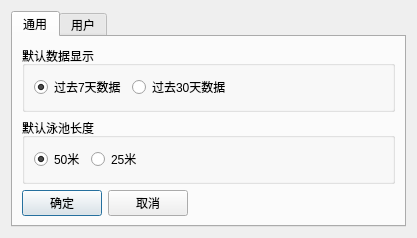
Old version of the form code/SwimmingPerformance/settingdialog.ui in the repository xinyuewodi/SwimmingPerformance.
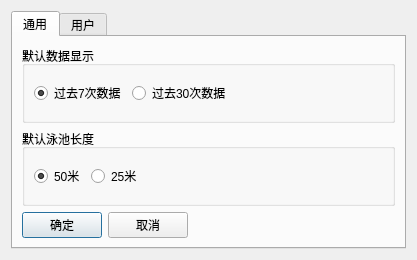
New version of the form.

```diff
--- a/code/SwimmingPerformance/settingdialog.ui
+++ b/code/SwimmingPerformance/settingdialog.ui
@@ -7,7 +7,7 @@
     <x>0</x>
     <y>0</y>
     <width>417</width>
-    <height>203</height>
+    <height>260</height>
    </rect>
   </property>
   <property name="windowTitle">
@@ -33,7 +33,7 @@
           <item>
            <widget class="QRadioButton" name="radioButton_last7days">
             <property name="text">
-             <string>过去7天数据</string>
+             <string>过去7次数据</string>
             </property>
             <property name="checked">
              <bool>true</bool>
@@ -43,7 +43,7 @@
           <item>
            <widget class="QRadioButton" name="radioButton_last30days">
             <property name="text">
-             <string>过去30天数据</string>
+             <string>过去30次数据</string>
             </property>
            </widget>
           </item>
```
Left out of the diff: 8 changed lines with no effect on the pictures.
